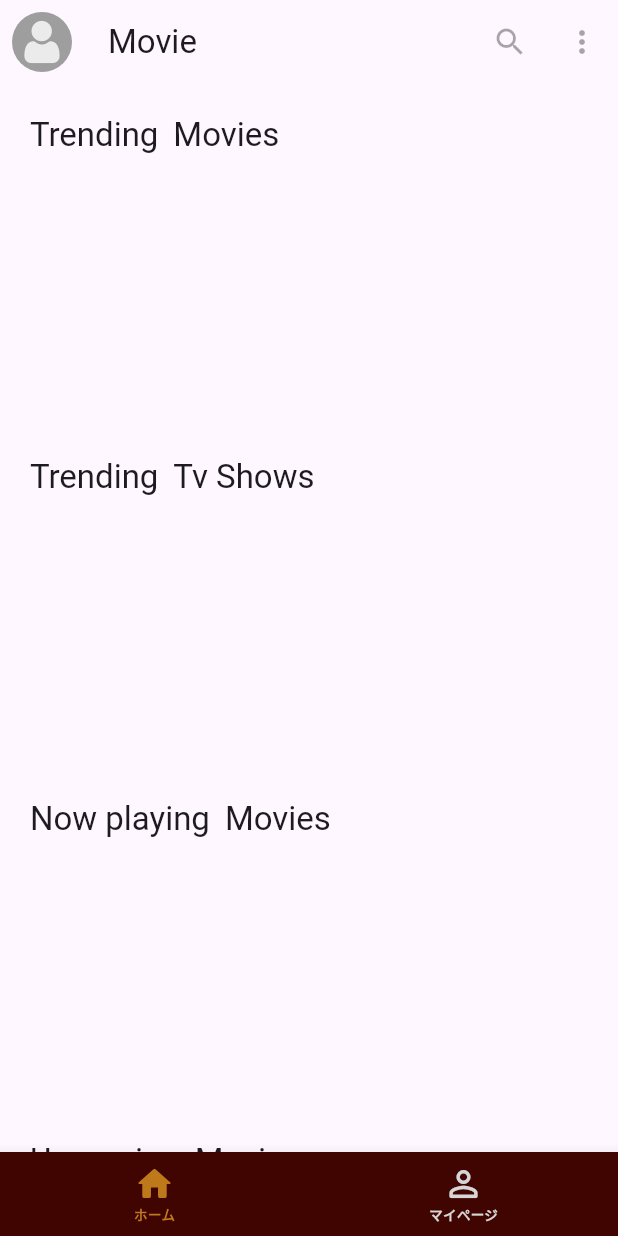
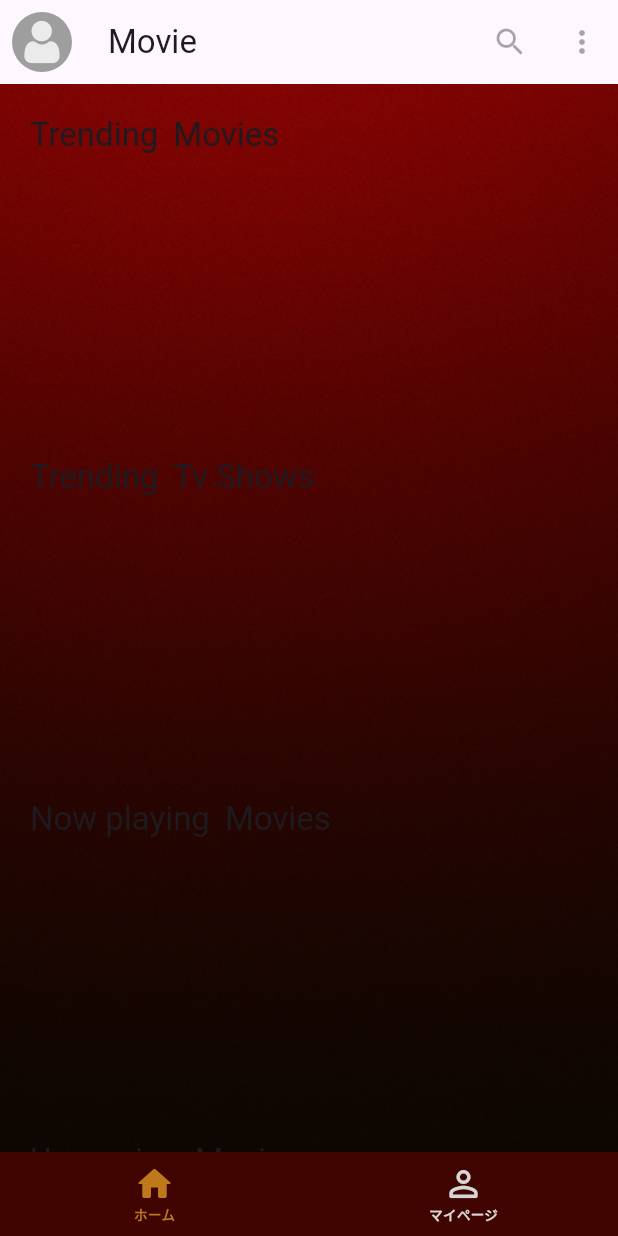
Before and after one commit to NijiSlot/NijiSlot, a Flutter app: the screen it shows after launch, on a phone screen of 412 x 824 dp. Run offline on Flutter 3.47's test engine with Material 3 defaults, Android fonts, the phone set to English and light mode, and no system bars; our stand-ins replace cached_network_image, dio, get, retrofit, shimmer; generated files the repository leaves out were written again; network calls fail.

Commit message:
add:ホーム画面の背景とスクロールの編集

```diff
--- a/lib/commons/app_colors.dart
+++ b/lib/commons/app_colors.dart
@@ -9,7 +9,7 @@ class AppColors {
   ///Background
   static const Color background = Color(0xFF1a222d);
   static const Color backgroundLighter = Color(0xFF1f2837);
-  static const Color backgroundDarker = Color(0xff111821);
+  static const Color backgroundDarker = Color(0xFF090603);
 
   ///Shadow
   static const Color shadow = Color(0x25606060);
--- a/lib/commons/app_images.dart
+++ b/lib/commons/app_images.dart
@@ -2,4 +2,5 @@ class AppImages {
   static final bgImagePlaceholder = 'assets/images/bg_image_placeholder.png';
   static final icLogoTransparent = 'assets/images/ic_logo_transparent.png';
   static final icAvatar = 'assets/images/ic_avatar.png';
+  static final backgroundImage = 'assets/images/background.png';
 }
--- a/lib/ui/pages/tab_home/home_tab_view.dart
+++ b/lib/ui/pages/tab_home/home_tab_view.dart
@@ -4,7 +4,8 @@ import 'package:rains/ui/pages/tab_home/enums/home_section.dart';
 import 'package:rains/ui/pages/tab_home/movies_section/movies_section_view.dart';
 import 'package:rains/ui/pages/tab_home/widgets/home_app_bar.dart';
 import 'package:get/get.dart';
-
+import 'package:rains/commons/app_images.dart';
+import 'package:rains/commons/app_colors.dart';
 import 'home_tab_logic.dart';
 import 'home_tab_state.dart';
 
@@ -39,11 +40,34 @@ class _HomeTabPageState extends State<HomeTabPage>
     return Obx(() {
       return Scaffold(
         appBar: HomeAppBar(avatarUrl: _appService.user.value?.avatarUrl ?? ""),
-        body: SafeArea(
+        body: Stack(
+          children: [
+            SafeArea(
               child: RefreshIndicator(
                 onRefresh: _onRefreshData,
                 child: SingleChildScrollView(
-              child: Column(
+                  physics: const ClampingScrollPhysics(),
+                  child: Stack(
+                    children: [
+                      Positioned(
+                        top: 0,
+                        left: 0,
+                        right: 0,
+                        height: 852,
+                        child: Image.asset(
+                          AppImages.backgroundImage,
+                          fit: BoxFit.cover,
+                        ),
+                      ),
+                      Positioned(
+                        top: 852,
+                        left: 0,
+                        right: 0,
+                        bottom: 0,
+                        child: Container(color: AppColors.backgroundDarker),
+                      ),
+
+                      Column(
                         children: [
                           _buildTrendingMovies(),
                           _buildTrendingTvShows(),
@@ -51,8 +75,12 @@ class _HomeTabPageState extends State<HomeTabPage>
                           _buildUpcomingMovies(),
                         ],
                       ),
+                    ],
                   ),
                 ),
+              ),
+            ),
+          ],
         ),
       );
     });
--- a/lib/ui/pages/tab_home/movies_section/movies_section_view.dart
+++ b/lib/ui/pages/tab_home/movies_section/movies_section_view.dart
@@ -51,6 +51,7 @@ class _MoviesSectionPageState extends State<MoviesSectionPage> {
                   style: theme.textTheme.titleLarge,
                 ),
                 SizedBox(width: 10),
+
                 Text(
                   "${widget.section.typeName}",
                   style: theme.textTheme.titleLarge,
```
Lines whose indentation alone changed are shown as unchanged.
